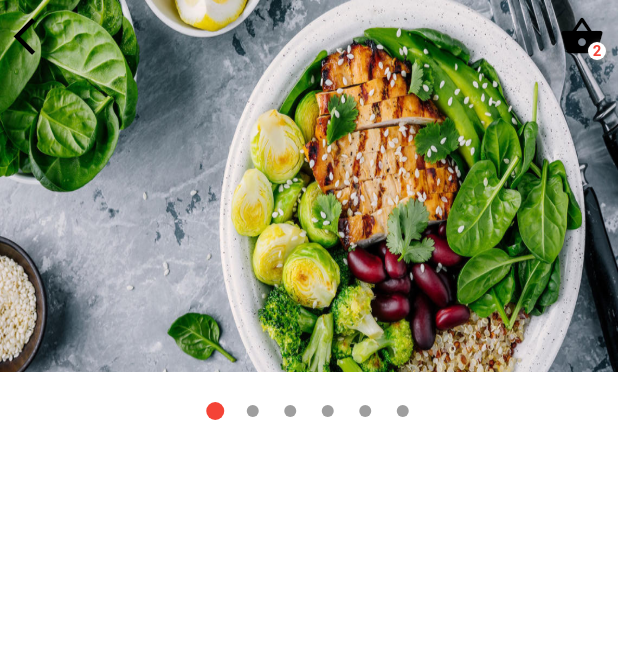
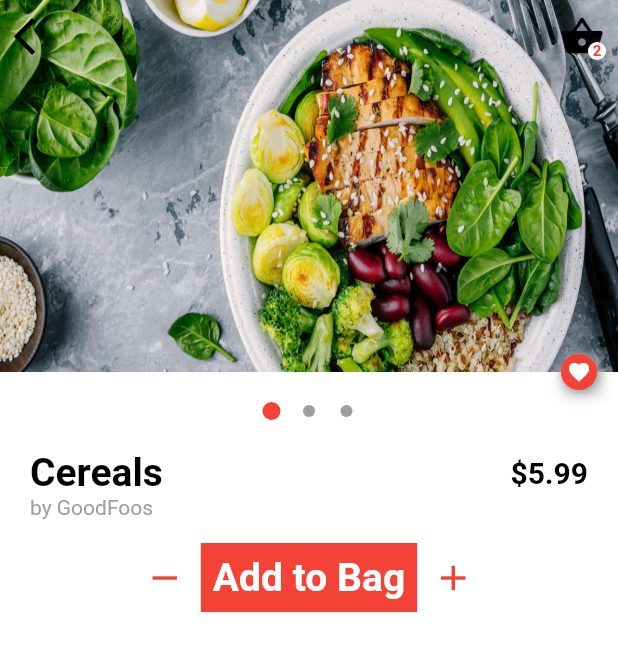
Before and after one commit to bikashKatwal/flutter_food_ordering_app_ui, a Flutter app: the ProductDetailsPage screen opened directly with sample values from the repository, on a phone screen of 412 x 824 dp. Shown: the top 651 px of the screen. Run offline on Flutter 3.47's test engine with Material 2 defaults, Android fonts, the phone set to English and light mode, and no system bars; drawn by our look-alikes of carousel_pro; our stand-ins replace font_awesome_flutter; network calls fail.

Commit message:
food app completed

```diff
--- a/lib/main.dart
+++ b/lib/main.dart
@@ -1,5 +1,5 @@
 import 'package:flutter/material.dart';
-import 'package:food_ordering_app/screens/home_page.dart';
+import 'package:food_ordering_app/screens/login_screen.dart';
 
 void main() => runApp(MyApp());
 
@@ -13,7 +13,7 @@ class MyApp extends StatelessWidget {
       theme: ThemeData(
         primarySwatch: Colors.blue,
       ),
-      home: HomePage(),
+      home: LoginScreen(),
     );
   }
 }
--- a/lib/screens/product_detail_page.dart
+++ b/lib/screens/details/product_details_page.dart
@@ -2,6 +2,7 @@ import 'package:flutter/material.dart';
 import 'package:food_ordering_app/helpers/commons.dart';
 import 'package:food_ordering_app/models/products.dart';
 import 'package:carousel_pro/carousel_pro.dart';
+import 'package:food_ordering_app/widgets/custom_button.dart';
 import 'package:food_ordering_app/widgets/custom_text.dart';
 import 'package:food_ordering_app/widgets/featured_icon.dart';
 
@@ -40,18 +41,6 @@ class _ProductDetailsPageState extends State<ProductDetailsPage> {
                         ),
                         Image.asset(
                           'images/2.jpeg',
-                          fit: BoxFit.fill,
-                        ),
-                        Image.asset(
-                          'images/3.jpeg',
-                          fit: BoxFit.fill,
-                        ),
-                        Image.asset(
-                          'images/4.jpg',
-                          fit: BoxFit.fill,
-                        ),
-                        Image.asset(
-                          'images/5.jpg',
                           fit: BoxFit.fill,
                         ),
                       ],
@@ -112,9 +101,67 @@ class _ProductDetailsPageState extends State<ProductDetailsPage> {
                       ),
                     ],
                   ),
+                  Positioned(
+                    right: 14,
+                    bottom: 40,
+                    child: Container(
+                      decoration: BoxDecoration(boxShadow: [
+                        BoxShadow(
+                            color: kGrey[400],
+                            offset: Offset(2, 3),
+                            blurRadius: 7),
+                      ]),
+                      child: FeaturedIcon(
+                        iconData: Icons.favorite,
+                        backGroundColor: kRed,
+                        color: kWhite,
+                      ),
+                    ),
+                  )
                 ],
               ),
-            )
+            ),
+            Padding(
+              padding: const EdgeInsets.only(left: 20, right: 20),
+              child: Column(
+                crossAxisAlignment: CrossAxisAlignment.start,
+                children: <Widget>[
+                  Row(
+                    mainAxisAlignment: MainAxisAlignment.spaceBetween,
+                    children: <Widget>[
+                      CustomText(
+                        titleText: widget.products.name,
+                        customFontSize: 26,
+                        customFontWeight: FontWeight.bold,
+                      ),
+                      CustomText(
+                        titleText: '\$${widget.products.price}',
+                        customFontSize: 20,
+                        customFontWeight: FontWeight.bold,
+                      ),
+                    ],
+                  ),
+                  CustomText(
+                    titleText: 'by ${widget.products.vendor}',
+                    customFontSize: 14,
+                    customColors: kGrey,
+                  ),
+                ],
+              ),
+            ),
+            SizedBox(height: 15),
+            CustomButton(
+              text: CustomText(
+                titleText: 'Add to Bag',
+                customFontSize: 26,
+                customColors: kWhite,
+                customFontWeight: FontWeight.w600,
+              ),
+              iconButtonSize: 28,
+              colorIconButton: kRed,
+              onCustomIconButtonPressed: () {},
+              onGestureDetectorTap: () {},
+            ),
           ],
         ),
       ),
--- /dev/null
+++ b/lib/widgets/custom_button.dart
@@ -0,0 +1,51 @@
+import 'package:flutter/material.dart';
+import 'package:food_ordering_app/helpers/commons.dart';
+import 'package:food_ordering_app/widgets/custom_icon_button.dart';
+import 'package:food_ordering_app/widgets/custom_text.dart';
+
+class CustomButton extends StatelessWidget {
+  final CustomText text;
+  final Function onCustomIconButtonPressed;
+  final Function onGestureDetectorTap;
+  final double iconButtonSize;
+  final Color colorIconButton;
+
+  const CustomButton(
+      {@required this.text,
+      this.onCustomIconButtonPressed,
+      this.onGestureDetectorTap,
+      this.iconButtonSize,
+      this.colorIconButton});
+  @override
+  Widget build(BuildContext context) {
+    return Row(
+      mainAxisAlignment: MainAxisAlignment.center,
+      children: <Widget>[
+        CustomIconButton(
+          iconData: Icons.remove,
+          onPress: onCustomIconButtonPressed,
+          size: iconButtonSize,
+          color: colorIconButton,
+        ),
+        GestureDetector(
+          onTap: onGestureDetectorTap,
+          child: Container(
+            decoration: BoxDecoration(
+              color: kRed,
+            ),
+            child: Padding(
+              padding: const EdgeInsets.all(8.0),
+              child: text,
+            ),
+          ),
+        ),
+        CustomIconButton(
+          iconData: Icons.add,
+          onPress: onCustomIconButtonPressed,
+          size: iconButtonSize,
+          color: colorIconButton,
+        ),
+      ],
+    );
+  }
+}
--- /dev/null
+++ b/lib/widgets/custom_icon_button.dart
@@ -0,0 +1,24 @@
+import 'package:flutter/material.dart';
+import 'package:food_ordering_app/helpers/commons.dart';
+
+class CustomIconButton extends StatelessWidget {
+  final Function onPress;
+  final IconData iconData;
+  final double size;
+  final Color color;
+
+  const CustomIconButton(
+      {@required this.iconData,
+      @required this.onPress,
+      this.size = 16,
+      this.color = kBlack});
+  @override
+  Widget build(BuildContext context) {
+    return Container(
+      child: IconButton(
+        icon: Icon(iconData, size: size, color: color),
+        onPressed: onPress,
+      ),
+    );
+  }
+}
--- a/lib/widgets/featured_icon.dart
+++ b/lib/widgets/featured_icon.dart
@@ -19,8 +19,9 @@ class FeaturedIcon extends StatelessWidget {
   Widget build(BuildContext context) {
     return Container(
       decoration: kBoxDecoration.copyWith(
-          color: backGroundColor ?? kWhite,
-          borderRadius: BorderRadius.circular(radius)),
+        color: backGroundColor ?? kWhite,
+        borderRadius: BorderRadius.circular(radius),
+      ),
       child: Padding(
         padding: const EdgeInsets.all(4.0),
         child: Row(
--- a/lib/widgets/featured_products.dart
+++ b/lib/widgets/featured_products.dart
@@ -4,7 +4,7 @@ import 'package:food_ordering_app/helpers/commons.dart';
 import 'package:food_ordering_app/helpers/screen_navigation.dart';
 
 import 'package:food_ordering_app/models/products.dart';
-import 'package:food_ordering_app/screens/product_detail_page.dart';
+import 'package:food_ordering_app/screens/details/product_details_page.dart';
 import 'package:food_ordering_app/widgets/custom_text.dart';
 import 'package:food_ordering_app/widgets/featured_icon.dart';
 
```
Also changed, not shown: lib/screens/login_screen.dart (added, +58 -0 lines), lib/screens/product_screen.dart (renamed from lib/screens/home_page.dart, +3 -5 lines), lib/screens/profile_screen.dart (added, +19 -0 lines), lib/screens/shopping_bag_screen.dart (added, +80 -0 lines), lib/screens/target_screen.dart (added, +19 -0 lines), lib/widgets/custom_bottomnavbar.dart (added, +62 -0 lines), lib/widgets/custom_bottomnavigationbar_widget.dart (deleted, +0 -50 lines), lib/widgets/custom_card.dart (added, +89 -0 lines), images/foodapp.png (added), images/foodlogo.jpg (added).
